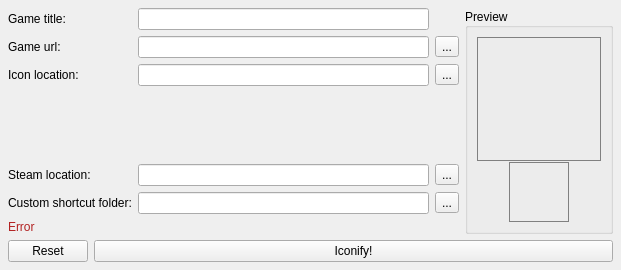
The window that main.ui (Apollo-Roboto/Win10-Start-menu-steam-tile-maker) describes before a commit, drawn with Qt 5.
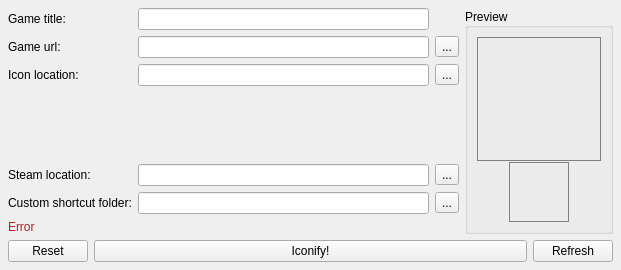
The same window after the commit.

Commit message: added refresh button and .ico support

```diff
--- a/main.ui
+++ b/main.ui
@@ -76,6 +76,13 @@
         </property>
        </widget>
       </item>
+      <item>
+       <widget class="QPushButton" name="refresh_pushButton">
+        <property name="text">
+         <string>Refresh</string>
+        </property>
+       </widget>
+      </item>
      </layout>
     </item>
     <item row="0" column="0">
```
Left out of the diff: 3 changed lines with no effect on the pictures. The commit also changes 1 other file.
